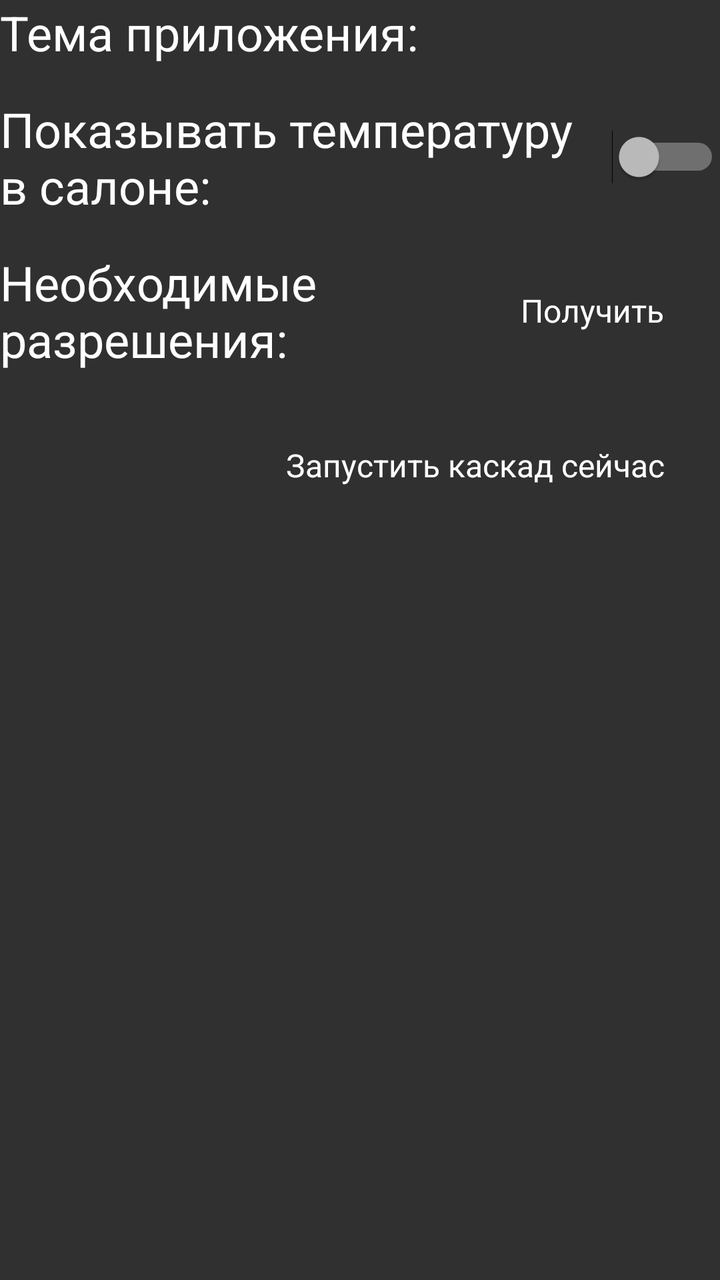
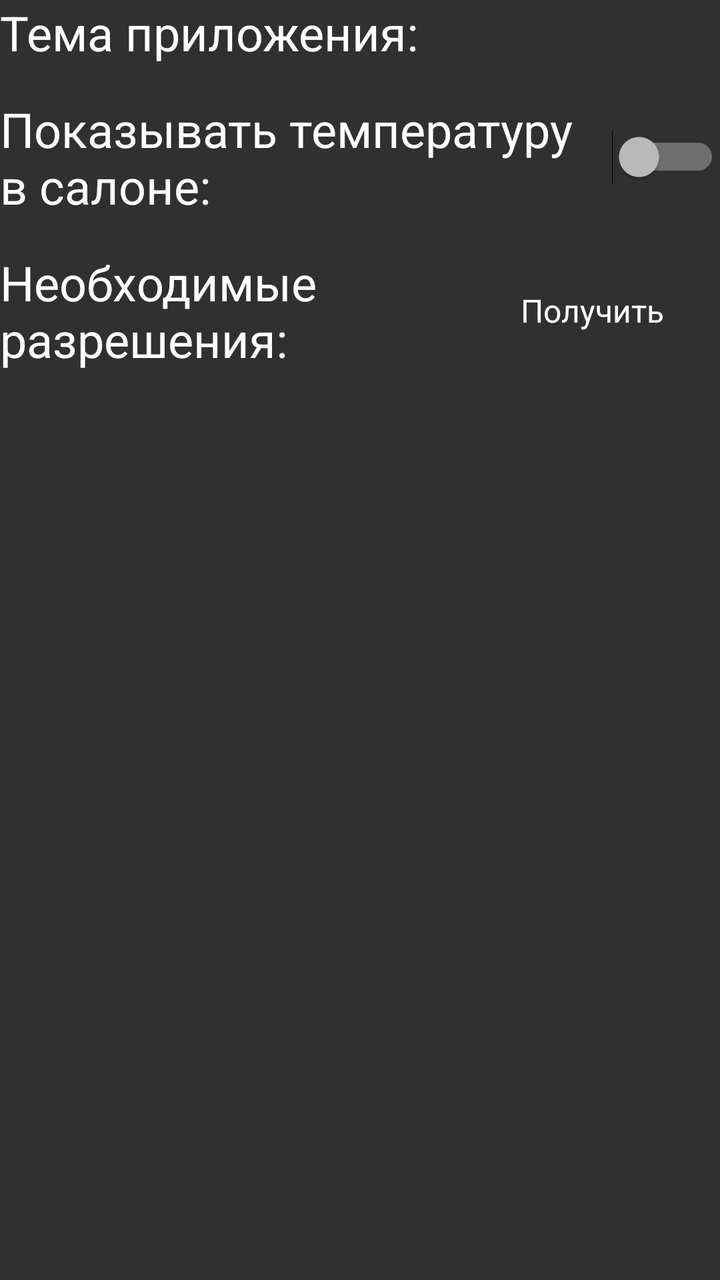

Compare the two renders of this Android layout. The source of the first and the diff that turns it into the second are given below.
<!-- AndroidManifest.xml: application theme android:Theme.Material.NoActionBar -->
<!-- res/layout/tab_settings.xml -->
<?xml version="1.0" encoding="utf-8"?>
<LinearLayout xmlns:android="http://schemas.android.com/apk/res/android"
    android:layout_width="match_parent"
    android:layout_height="match_parent"
    android:orientation="vertical">

    <LinearLayout
        android:layout_width="match_parent"
        android:layout_height="wrap_content"
        android:orientation="horizontal"
        android:gravity="center_vertical">

        <TextView
            android:layout_width="0dp"
            android:layout_height="wrap_content"
            android:layout_weight="1"
            android:text="Тема приложения:"
            android:textSize="24sp"
            android:textColor="@color/text_body" />

        <LinearLayout
            android:id="@+id/themeSegments"
            android:layout_width="wrap_content"
            android:layout_height="wrap_content"
            android:orientation="horizontal" />
    </LinearLayout>

    <LinearLayout
        android:layout_width="match_parent"
        android:layout_height="wrap_content"
        android:layout_marginTop="16dp"
        android:orientation="horizontal"
        android:gravity="center_vertical">

        <TextView
            android:layout_width="0dp"
            android:layout_height="wrap_content"
            android:layout_weight="1"
            android:text="Показывать температуру в салоне:"
            android:textSize="24sp"
            android:textColor="@color/text_body" />

        <Switch
            android:id="@+id/showTemperature"
            android:layout_width="wrap_content"
            android:layout_height="wrap_content" />
    </LinearLayout>

    
    <LinearLayout
        android:layout_width="match_parent"
        android:layout_height="wrap_content"
        android:layout_marginTop="16dp"
        android:orientation="horizontal"
        android:gravity="center_vertical">

        <TextView
            android:layout_width="0dp"
            android:layout_height="wrap_content"
            android:layout_weight="1"
            android:text="Необходимые разрешения:"
            android:textSize="24sp"
            android:textColor="@color/text_body" />

        <ImageView
            android:id="@+id/permissionsGranted"
            android:layout_width="32dp"
            android:layout_height="32dp"
            android:contentDescription="Разрешения выданы"
            android:src="@drawable/ic_check"
            android:visibility="gone" />

        <TextView
            android:id="@+id/enableAutostart"
            style="@style/PrimaryButton"
            android:text="Получить" />
    </LinearLayout>

    <TextView
        android:id="@+id/startCascade"
        style="@style/PrimaryButton"
        android:layout_gravity="end"
        android:layout_marginTop="24dp"
        android:text="Запустить каскад сейчас" />
</LinearLayout>
<!-- resources referenced by this layout -->
<resources>
  <color name="text_body">#FFFFFFFF</color>
  <!-- drawable ic_check (drawable) -->
  <?xml version="1.0" encoding="utf-8"?>
  <vector xmlns:android="http://schemas.android.com/apk/res/android"
      android:width="32dp" android:height="32dp"
      android:viewportWidth="24" android:viewportHeight="24">
      <path android:fillColor="#FFFFFFFF"
          android:pathData="M9,16.17L4.83,12l-1.42,1.41L9,19 21,7l-1.41,-1.41z" />
  </vector>
  <style name="PrimaryButton">
          
          <item name="android:tag">accentButton</item>
          <item name="android:layout_width">wrap_content</item>
          <item name="android:layout_height">wrap_content</item>
          <item name="android:paddingStart">28dp</item>
          <item name="android:paddingEnd">28dp</item>
          <item name="android:paddingTop">12dp</item>
          <item name="android:paddingBottom">12dp</item>
          <item name="android:gravity">center</item>
          <item name="android:textSize">16sp</item>
          <item name="android:textColor">@color/system_white</item>
          <item name="android:background">@drawable/tab_button</item>
          <item name="android:clickable">true</item>
          <item name="android:focusable">true</item>
      </style>
  <color name="system_white">#FFFFFFFF</color>
  <!-- drawable tab_button (drawable) -->
  <?xml version="1.0" encoding="utf-8"?>
  <shape xmlns:android="http://schemas.android.com/apk/res/android"
      android:shape="rectangle">
      <corners android:radius="30dp" />
      <solid android:color="@color/transparent" />
  </shape>
  <color name="transparent">#00000000</color>
</resources>

<!-- the commit's change to res/layout/tab_settings.xml (unified diff, before → after) -->
@@ -75,11 +75,4 @@
             style="@style/PrimaryButton"
             android:text="Получить" />
     </LinearLayout>
-
-    <TextView
-        android:id="@+id/startCascade"
-        style="@style/PrimaryButton"
-        android:layout_gravity="end"
-        android:layout_marginTop="24dp"
-        android:text="Запустить каскад сейчас" />
 </LinearLayout>
